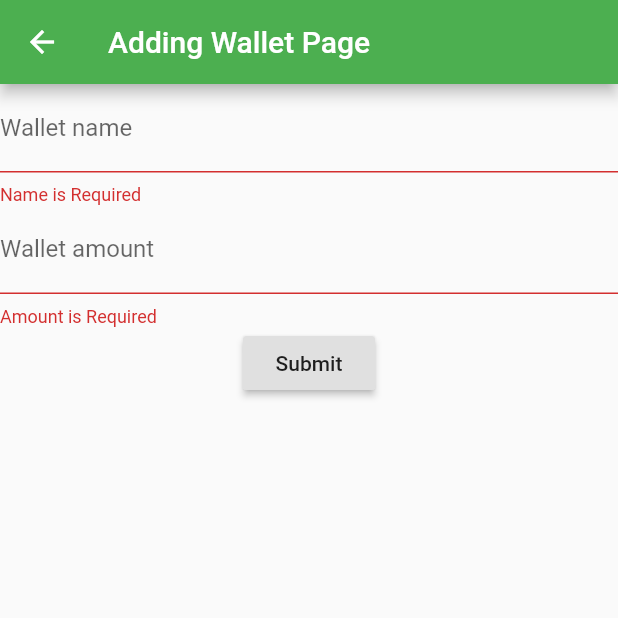
After one commit to iridiscenthummingbird/money_project, a Flutter app: the AddingWalletPage screen opened by its route, after a tap on "Submit", on a phone screen of 412 x 824 dp, the top half of it. The commit adds this screen. Run offline on Flutter 3.47's test engine with Material 2 defaults, Android fonts, the phone set to English and light mode, and no system bars; our stand-ins replace validators.

Commit message:
Add adding, editing and deleting wallets

```diff
--- a/lib/main.dart
+++ b/lib/main.dart
@@ -1,4 +1,5 @@
 import 'package:flutter/material.dart';
+import 'package:money_project/pages/AddingWalletPage.dart';
 import 'pages/WalletPage.dart';
 import 'pages/OperationPage.dart';
 
@@ -9,7 +10,8 @@ import 'pages/OperationPage.dart';
       initialRoute: '/',
       routes: {
         '/':(context) => OperationPage(),
-        '/walletPage':(context) => WalletPage()
+        '/walletPage':(context) => WalletPage(),
+        '/addingWalletPage':(context) => AddingWalletPage()
       },
       debugShowCheckedModeBanner: false,
       theme: ThemeData(
--- /dev/null
+++ b/lib/pages/AddingWalletPage.dart
@@ -0,0 +1,71 @@
+import 'package:flutter/material.dart';
+import 'package:money_project/Wallet.dart';
+import 'package:validators/validators.dart';
+
+class AddingWalletPage extends StatefulWidget{
+  @override
+  State<StatefulWidget> createState() => AddingWalletPageState();
+}
+
+class AddingWalletPageState extends State<AddingWalletPage>{
+
+  final GlobalKey<FormState> _formKey = GlobalKey<FormState>();
+
+  String name;
+  double amount;
+
+  @override
+  Widget build(BuildContext context) {
+    return Scaffold(
+      appBar: AppBar(title: Text("Adding Wallet Page")),
+      body: Form(
+        key: _formKey,
+        child: Column(
+          children: <Widget>[
+            TextFormField(
+              decoration: InputDecoration(labelText: "Wallet name"),
+              validator: (String value){
+                if(value.isEmpty){
+                  return 'Name is Required';
+                }
+              },
+              onSaved: (String value){
+                name = value;
+              },
+            ),
+            TextFormField(
+              decoration: InputDecoration(labelText: "Wallet amount"),
+              validator: (String value){
+                if(value.isEmpty){
+                  return 'Amount is Required';
+                }
+                else if(double.tryParse(value) == null){
+                  return 'Amount should be number';
+                }
+                else if(double.parse(value) < 0.0){
+                  return 'Amount should be more than 0';
+                }
+              },
+              onSaved: (String value){
+                amount = double.parse(value);
+              },
+            ),
+            RaisedButton(
+              child: Text('Submit'),
+              onPressed: (){
+                if(!_formKey.currentState.validate()){
+                  return;
+                }
+                _formKey.currentState.save();
+                final Wallet result = Wallet(name, amount);
+                Navigator.pop(context, result);
+              },
+            )
+          ],
+        ),
+      )
+
+    );
+  }
+
+}
--- /dev/null
+++ b/lib/pages/EditingWalletPage.dart
@@ -0,0 +1,81 @@
+import 'package:flutter/material.dart';
+import 'package:validators/validators.dart';
+import '../Wallet.dart';
+
+class EditingWalletPage extends StatefulWidget{
+  final Wallet wallet;
+  EditingWalletPage(this.wallet);
+  @override
+  State<StatefulWidget> createState() => EditingWalletPageState(wallet);
+}
+
+class EditingWalletPageState extends State<EditingWalletPage>{
+
+  final Wallet wallet;
+
+  EditingWalletPageState(this.wallet);
+
+  final GlobalKey<FormState> _formKey = GlobalKey<FormState>();
+
+  String name;
+  double amount;
+
+
+
+  @override
+  Widget build(BuildContext context) {
+    return Scaffold(
+      appBar: AppBar(title: Text("Editing Wallet Page")),
+      body: Form(
+        key: _formKey,
+        child: Column(
+          children: <Widget>[
+            TextFormField(
+              decoration: InputDecoration(labelText: "Wallet name"),
+              initialValue: wallet.name,
+              validator: (String value){
+                if(value.isEmpty){
+                  return 'Name is Required';
+                }
+              },
+              onSaved: (String value){
+                name = value;
+              },
+            ),
+            TextFormField(
+              decoration: InputDecoration(labelText: "Wallet amount"),
+              initialValue: wallet.amount.toString(),
+              validator: (String value){
+                if(value.isEmpty){
+                  return 'Amount is Required';
+                }
+                else if(double.tryParse(value) == null){
+                  return 'Amount should be number';
+                }
+                else if(double.parse(value) < 0.0){
+                  return 'Amount should be more than 0';
+                }
+              },
+              onSaved: (String value){
+                amount = double.parse(value);
+              },
+            ),
+            RaisedButton(
+              child: Text('Submit'),
+              onPressed: (){
+                if(!_formKey.currentState.validate()){
+                  return;
+                }
+                _formKey.currentState.save();
+                final Wallet result = Wallet(name, amount);
+                Navigator.pop(context, result);
+              },
+            )
+          ],
+        ),
+      )
+
+    );
+  }
+
+}
```
Also changed, not shown: lib/pages/WalletPage.dart (+91 -24 lines).
